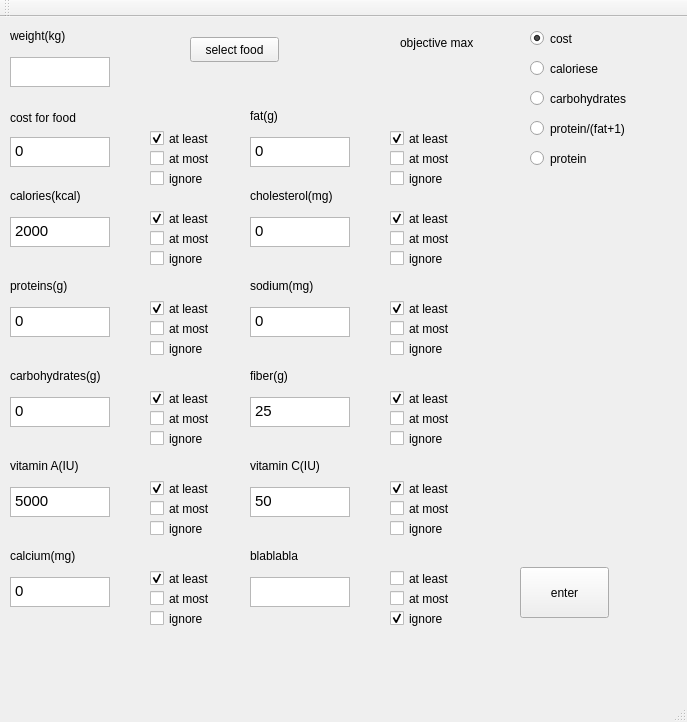
Qt form mainwindow.ui (chesteran/QTtest) before a commit.
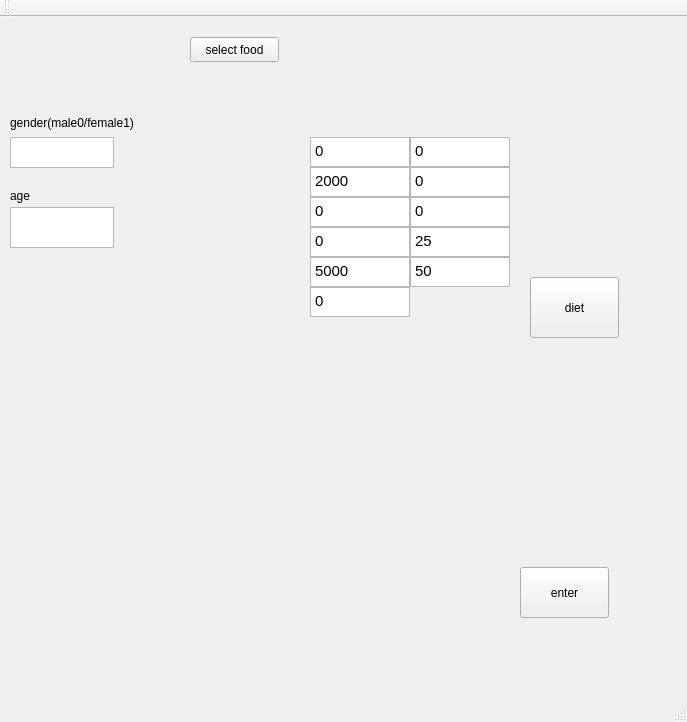
The same form after that commit.

The edit to the form file:
```diff
--- a/mainwindow.ui
+++ b/mainwindow.ui
@@ -27,46 +27,10 @@
      <string>enter</string>
     </property>
    </widget>
-   <widget class="QLabel" name="labelwg">
-    <property name="geometry">
-     <rect>
-      <x>10</x>
-      <y>10</y>
-      <width>81</width>
-      <height>17</height>
-     </rect>
-    </property>
-    <property name="text">
-     <string>weight(kg)</string>
-    </property>
-   </widget>
-   <widget class="QLabel" name="labelcost">
-    <property name="geometry">
-     <rect>
-      <x>10</x>
-      <y>90</y>
-      <width>101</width>
-      <height>21</height>
-     </rect>
-    </property>
-    <property name="text">
-     <string>cost for food</string>
-    </property>
-   </widget>
-   <widget class="QTextEdit" name="textEditwg">
-    <property name="geometry">
-     <rect>
-      <x>10</x>
-      <y>40</y>
-      <width>100</width>
-      <height>30</height>
-     </rect>
-    </property>
-   </widget>
    <widget class="QTextEdit" name="textEditcost">
     <property name="geometry">
      <rect>
-      <x>10</x>
+      <x>310</x>
       <y>120</y>
       <width>100</width>
       <height>30</height>
@@ -80,24 +44,11 @@
 &lt;p style=&quot; margin-top:0px; margin-bottom:0px; margin-left:0px; margin-right:0px; -qt-block-indent:0; text-indent:0px;&quot;&gt;0&lt;/p&gt;&lt;/body&gt;&lt;/html&gt;</string>
     </property>
    </widget>
-   <widget class="QLabel" name="labelcal">
-    <property name="geometry">
-     <rect>
-      <x>10</x>
-      <y>170</y>
-      <width>100</width>
-      <height>17</height>
-     </rect>
-    </property>
-    <property name="text">
-     <string>calories(kcal)</string>
-    </property>
-   </widget>
    <widget class="QTextEdit" name="textEditcal">
     <property name="geometry">
      <rect>
-      <x>10</x>
-      <y>200</y>
+      <x>310</x>
+      <y>150</y>
       <width>100</width>
       <height>30</height>
      </rect>
@@ -110,24 +61,11 @@
 &lt;p style=&quot; margin-top:0px; margin-bottom:0px; margin-left:0px; margin-right:0px; -qt-block-indent:0; text-indent:0px;&quot;&gt;2000&lt;/p&gt;&lt;/body&gt;&lt;/html&gt;</string>
     </property>
    </widget>
-   <widget class="QLabel" name="labelpro">
-    <property name="geometry">
-     <rect>
-      <x>10</x>
-      <y>260</y>
-      <width>100</width>
-      <height>17</height>
-     </rect>
-    </property>
-    <property name="text">
-     <string>proteins(g)</string>
-    </property>
-   </widget>
    <widget class="QTextEdit" name="textEditpro">
     <property name="geometry">
      <rect>
-      <x>10</x>
-      <y>290</y>
+      <x>310</x>
+      <y>180</y>
       <width>100</width>
       <height>30</height>
      </rect>
@@ -140,258 +78,10 @@
 &lt;p style=&quot; margin-top:0px; margin-bottom:0px; margin-left:0px; margin-right:0px; -qt-block-indent:0; text-indent:0px;&quot;&gt;0&lt;/p&gt;&lt;/body&gt;&lt;/html&gt;</string>
     </property>
    </widget>
-   <widget class="QLabel" name="label_5">
-    <property name="geometry">
-     <rect>
-      <x>400</x>
-      <y>10</y>
-      <width>101</width>
-      <height>31</height>
-     </rect>
-    </property>
-    <property name="text">
-     <string>objective max</string>
-    </property>
-   </widget>
-   <widget class="QRadioButton" name="radioButton_1">
-    <property name="geometry">
-     <rect>
-      <x>530</x>
-      <y>10</y>
-      <width>112</width>
-      <height>23</height>
-     </rect>
-    </property>
-    <property name="text">
-     <string>cost</string>
-    </property>
-    <property name="checked">
-     <bool>true</bool>
-    </property>
-   </widget>
-   <widget class="QRadioButton" name="radioButton_2">
-    <property name="geometry">
-     <rect>
-      <x>530</x>
-      <y>40</y>
-      <width>112</width>
-      <height>23</height>
-     </rect>
-    </property>
-    <property name="text">
-     <string>caloriese</string>
-    </property>
-   </widget>
-   <widget class="QRadioButton" name="radioButton_3">
-    <property name="geometry">
-     <rect>
-      <x>530</x>
-      <y>70</y>
-      <width>112</width>
-      <height>23</height>
-     </rect>
-    </property>
-    <property name="text">
-     <string>carbohydrates</string>
-    </property>
-   </widget>
-   <widget class="QRadioButton" name="radioButton_4">
-    <property name="geometry">
-     <rect>
-      <x>530</x>
-      <y>100</y>
-      <width>131</width>
-      <height>23</height>
-     </rect>
-    </property>
-    <property name="text">
-     <string>protein/(fat+1)</string>
-    </property>
-   </widget>
-   <widget class="QCheckBox" name="checkBox_7">
-    <property name="geometry">
-     <rect>
-      <x>150</x>
-      <y>210</y>
-      <width>92</width>
-      <height>23</height>
-     </rect>
-    </property>
-    <property name="text">
-     <string>at most</string>
-    </property>
-   </widget>
-   <widget class="QCheckBox" name="checkBox_8">
-    <property name="geometry">
-     <rect>
-      <x>150</x>
-      <y>190</y>
-      <width>92</width>
-      <height>23</height>
-     </rect>
-    </property>
-    <property name="text">
-     <string>at least</string>
-    </property>
-    <property name="checked">
-     <bool>true</bool>
-    </property>
-   </widget>
-   <widget class="QCheckBox" name="checkBox_9">
-    <property name="geometry">
-     <rect>
-      <x>150</x>
-      <y>230</y>
-      <width>92</width>
-      <height>23</height>
-     </rect>
-    </property>
-    <property name="text">
-     <string>ignore</string>
-    </property>
-    <property name="checked">
-     <bool>false</bool>
-    </property>
-   </widget>
-   <widget class="QCheckBox" name="checkBox_4">
-    <property name="geometry">
-     <rect>
-      <x>150</x>
-      <y>130</y>
-      <width>92</width>
-      <height>23</height>
-     </rect>
-    </property>
-    <property name="text">
-     <string>at most</string>
-    </property>
-   </widget>
-   <widget class="QCheckBox" name="checkBox_5">
-    <property name="geometry">
-     <rect>
-      <x>150</x>
-      <y>110</y>
-      <width>92</width>
-      <height>23</height>
-     </rect>
-    </property>
-    <property name="text">
-     <string>at least</string>
-    </property>
-    <property name="checked">
-     <bool>true</bool>
-    </property>
-   </widget>
-   <widget class="QCheckBox" name="checkBox_6">
-    <property name="geometry">
-     <rect>
-      <x>150</x>
-      <y>150</y>
-      <width>92</width>
-      <height>23</height>
-     </rect>
-    </property>
-    <property name="text">
-     <string>ignore</string>
-    </property>
-    <property name="checked">
-     <bool>false</bool>
-    </property>
-   </widget>
-   <widget class="QCheckBox" name="checkBox_10">
-    <property name="geometry">
-     <rect>
-      <x>150</x>
-      <y>300</y>
-      <width>92</width>
-      <height>23</height>
-     </rect>
-    </property>
-    <property name="text">
-     <string>at most</string>
-    </property>
-   </widget>
-   <widget class="QCheckBox" name="checkBox_11">
-    <property name="geometry">
-     <rect>
-      <x>150</x>
-      <y>280</y>
-      <width>92</width>
-      <height>23</height>
-     </rect>
-    </property>
-    <property name="text">
-     <string>at least</string>
-    </property>
-    <property name="checked">
-     <bool>true</bool>
-    </property>
-   </widget>
-   <widget class="QCheckBox" name="checkBox_12">
-    <property name="geometry">
-     <rect>
-      <x>150</x>
-      <y>320</y>
-      <width>92</width>
-      <height>23</height>
-     </rect>
-    </property>
-    <property name="text">
-     <string>ignore</string>
-    </property>
-    <property name="checked">
-     <bool>false</bool>
-    </property>
-   </widget>
-   <widget class="QCheckBox" name="checkBox_13">
-    <property name="geometry">
-     <rect>
-      <x>390</x>
-      <y>150</y>
-      <width>92</width>
-      <height>23</height>
-     </rect>
-    </property>
-    <property name="text">
-     <string>ignore</string>
-    </property>
-    <property name="checked">
-     <bool>false</bool>
-    </property>
-   </widget>
-   <widget class="QCheckBox" name="checkBox_14">
-    <property name="geometry">
-     <rect>
-      <x>390</x>
-      <y>130</y>
-      <width>92</width>
-      <height>23</height>
-     </rect>
-    </property>
-    <property name="text">
-     <string>at most</string>
-    </property>
-   </widget>
-   <widget class="QCheckBox" name="checkBox_15">
-    <property name="geometry">
-     <rect>
-      <x>390</x>
-      <y>110</y>
-      <width>92</width>
-      <height>23</height>
-     </rect>
-    </property>
-    <property name="text">
-     <string>at least</string>
-    </property>
-    <property name="checked">
-     <bool>true</bool>
-    </property>
-   </widget>
    <widget class="QTextEdit" name="textEditfat">
     <property name="geometry">
      <rect>
-      <x>250</x>
+      <x>410</x>
       <y>120</y>
       <width>100</width>
       <height>30</height>
@@ -405,69 +95,11 @@
 &lt;p style=&quot; margin-top:0px; margin-bottom:0px; margin-left:0px; margin-right:0px; -qt-block-indent:0; text-indent:0px;&quot;&gt;0&lt;/p&gt;&lt;/body&gt;&lt;/html&gt;</string>
     </property>
    </widget>
-   <widget class="QLabel" name="labelfat">
-    <property name="geometry">
-     <rect>
-      <x>250</x>
-      <y>90</y>
-      <width>100</width>
-      <height>17</height>
-     </rect>
-    </property>
-    <property name="text">
-     <string>fat(g)</string>
-    </property>
-   </widget>
-   <widget class="QCheckBox" name="checkBox_16">
-    <property name="geometry">
-     <rect>
-      <x>390</x>
-      <y>230</y>
-      <width>92</width>
-      <height>23</height>
-     </rect>
-    </property>
-    <property name="text">
-     <string>ignore</string>
-    </property>
-    <property name="checked">
-     <bool>false</bool>
-    </property>
-   </widget>
-   <widget class="QCheckBox" name="checkBox_17">
-    <property name="geometry">
-     <rect>
-      <x>390</x>
-      <y>210</y>
-      <width>92</width>
-      <height>23</height>
-     </rect>
-    </property>
-    <property name="text">
-     <string>at most</string>
-    </property>
-   </widget>
-   <widget class="QCheckBox" name="checkBox_18">
-    <property name="geometry">
-     <rect>
-      <x>390</x>
-      <y>190</y>
-      <width>92</width>
-      <height>23</height>
-     </rect>
-    </property>
-    <property name="text">
-     <string>at least</string>
-    </property>
-    <property name="checked">
-     <bool>true</bool>
-    </property>
-   </widget>
    <widget class="QTextEdit" name="textEditcho">
     <property name="geometry">
      <rect>
-      <x>250</x>
-      <y>200</y>
+      <x>410</x>
+      <y>150</y>
       <width>100</width>
       <height>30</height>
      </rect>
@@ -480,69 +112,11 @@
 &lt;p style=&quot; margin-top:0px; margin-bottom:0px; margin-left:0px; margin-right:0px; -qt-block-indent:0; text-indent:0px;&quot;&gt;0&lt;/p&gt;&lt;/body&gt;&lt;/html&gt;</string>
     </property>
    </widget>
-   <widget class="QLabel" name="labelcho">
-    <property name="geometry">
-     <rect>
-      <x>250</x>
-      <y>170</y>
-      <width>121</width>
-      <height>17</height>
-     </rect>
-    </property>
-    <property name="text">
-     <string>cholesterol(mg)</string>
-    </property>
-   </widget>
-   <widget class="QCheckBox" name="checkBox_19">
-    <property name="geometry">
-     <rect>
-      <x>390</x>
-      <y>320</y>
-      <width>92</width>
-      <height>23</height>
-     </rect>
-    </property>
-    <property name="text">
-     <string>ignore</string>
-    </property>
-    <property name="checked">
-     <bool>false</bool>
-    </property>
-   </widget>
-   <widget class="QCheckBox" name="checkBox_20">
-    <property name="geometry">
-     <rect>
-      <x>390</x>
-      <y>300</y>
-      <width>92</width>
-      <height>23</height>
-     </rect>
-    </property>
-    <property name="text">
-     <string>at most</string>
-    </property>
-   </widget>
-   <widget class="QCheckBox" name="checkBox_21">
-    <property name="geometry">
-     <rect>
-      <x>390</x>
-      <y>280</y>
-      <width>92</width>
-      <height>23</height>
-     </rect>
-    </property>
-    <property name="text">
-     <string>at least</string>
-    </property>
-    <property name="checked">
-     <bool>true</bool>
-    </property>
-   </widget>
    <widget class="QTextEdit" name="textEditna">
     <property name="geometry">
      <rect>
-      <x>250</x>
-      <y>290</y>
+      <x>410</x>
+      <y>180</y>
       <width>100</width>
       <height>30</height>
      </rect>
@@ -555,85 +129,11 @@
 &lt;p style=&quot; margin-top:0px; margin-bottom:0px; margin-left:0px; margin-right:0px; -qt-block-indent:0; text-indent:0px;&quot;&gt;0&lt;/p&gt;&lt;/body&gt;&lt;/html&gt;</string>
     </property>
    </widget>
-   <widget class="QLabel" name="labelna">
-    <property name="geometry">
-     <rect>
-      <x>250</x>
-      <y>260</y>
-      <width>100</width>
-      <height>17</height>
-     </rect>
-    </property>
-    <property name="text">
-     <string>sodium(mg)</string>
-    </property>
-   </widget>
-   <widget class="QCheckBox" name="checkBox_22">
-    <property name="geometry">
-     <rect>
-      <x>150</x>
-      <y>410</y>
-      <width>92</width>
-      <height>23</height>
-     </rect>
-    </property>
-    <property name="text">
-     <string>ignore</string>
-    </property>
-    <property name="checked">
-     <bool>false</bool>
-    </property>
-   </widget>
-   <widget class="QCheckBox" name="checkBox_23">
-    <property name="geometry">
-     <rect>
-      <x>390</x>
-      <y>410</y>
-      <width>92</width>
-      <height>23</height>
-     </rect>
-    </property>
-    <property name="text">
-     <string>ignore</string>
-    </property>
-    <property name="checked">
-     <bool>false</bool>
-    </property>
-   </widget>
-   <widget class="QCheckBox" name="checkBox_24">
-    <property name="geometry">
-     <rect>
-      <x>390</x>
-      <y>390</y>
-      <width>92</width>
-      <height>23</height>
-     </rect>
-    </property>
-    <property name="text">
-     <string>at most</string>
-    </property>
-   </widget>
-   <widget class="QCheckBox" name="checkBox_25">
-    <property name="geometry">
-     <rect>
-      <x>390</x>
-      <y>370</y>
-      <width>92</width>
-      <height>23</height>
-     </rect>
-    </property>
-    <property name="text">
-     <string>at least</string>
-    </property>
-    <property name="checked">
-     <bool>true</bool>
-    </property>
-   </widget>
    <widget class="QTextEdit" name="textEditfib">
     <property name="geometry">
      <rect>
-      <x>250</x>
-      <y>380</y>
+      <x>410</x>
+      <y>210</y>
       <width>100</width>
       <height>30</height>
      </rect>
@@ -646,53 +146,11 @@
 &lt;p style=&quot; margin-top:0px; margin-bottom:0px; margin-left:0px; margin-right:0px; -qt-block-indent:0; text-indent:0px;&quot;&gt;25&lt;/p&gt;&lt;/body&gt;&lt;/html&gt;</string>
     </property>
    </widget>
-   <widget class="QCheckBox" name="checkBox_26">
-    <property name="geometry">
-     <rect>
-      <x>150</x>
-      <y>390</y>
-      <width>92</width>
-      <height>23</height>
-     </rect>
-    </property>
-    <property name="text">
-     <string>at most</string>
-    </property>
-   </widget>
-   <widget class="QCheckBox" name="checkBox_27">
-    <property name="geometry">
-     <rect>
-      <x>150</x>
-      <y>370</y>
-      <width>92</width>
-      <height>23</height>
-     </rect>
-    </property>
-    <property name="text">
-     <string>at least</string>
-    </property>
-    <property name="checked">
-     <bool>true</bool>
-    </property>
-   </widget>
-   <widget class="QLabel" name="labelfib">
-    <property name="geometry">
-     <rect>
-      <x>250</x>
-      <y>350</y>
-      <width>100</width>
-      <height>17</height>
-     </rect>
-    </property>
-    <property name="text">
-     <string>fiber(g)</string>
-    </property>
-   </widget>
    <widget class="QTextEdit" name="textEditcar">
     <property name="geometry">
      <rect>
-      <x>10</x>
-      <y>380</y>
+      <x>310</x>
+      <y>210</y>
       <width>100</width>
       <height>30</height>
      </rect>
@@ -705,85 +163,11 @@
 &lt;p style=&quot; margin-top:0px; margin-bottom:0px; margin-left:0px; margin-right:0px; -qt-block-indent:0; text-indent:0px;&quot;&gt;0&lt;/p&gt;&lt;/body&gt;&lt;/html&gt;</string>
     </property>
    </widget>
-   <widget class="QLabel" name="labelcar">
-    <property name="geometry">
-     <rect>
-      <x>10</x>
-      <y>350</y>
-      <width>121</width>
-      <height>17</height>
-     </rect>
-    </property>
-    <property name="text">
-     <string>carbohydrates(g)</string>
-    </property>
-   </widget>
-   <widget class="QCheckBox" name="checkBox_28">
-    <property name="geometry">
-     <rect>
-      <x>150</x>
-      <y>500</y>
-      <width>92</width>
-      <height>23</height>
-     </rect>
-    </property>
-    <property name="text">
-     <string>ignore</string>
-    </property>
-    <property name="checked">
-     <bool>false</bool>
-    </property>
-   </widget>
-   <widget class="QCheckBox" name="checkBox_29">
-    <property name="geometry">
-     <rect>
-      <x>390</x>
-      <y>500</y>
-      <width>92</width>
-      <height>23</height>
-     </rect>
-    </property>
-    <property name="text">
-     <string>ignore</string>
-    </property>
-    <property name="checked">
-     <bool>false</bool>
-    </property>
-   </widget>
-   <widget class="QCheckBox" name="checkBox_30">
-    <property name="geometry">
-     <rect>
-      <x>390</x>
-      <y>480</y>
-      <width>92</width>
-      <height>23</height>
-     </rect>
-    </property>
-    <property name="text">
-     <string>at most</string>
-    </property>
-   </widget>
-   <widget class="QCheckBox" name="checkBox_31">
-    <property name="geometry">
-     <rect>
-      <x>390</x>
-      <y>460</y>
-      <width>92</width>
-      <height>23</height>
-     </rect>
-    </property>
-    <property name="text">
-     <string>at least</string>
-    </property>
-    <property name="checked">
-     <bool>true</bool>
-    </property>
-   </widget>
    <widget class="QTextEdit" name="textEditvitC">
     <property name="geometry">
      <rect>
-      <x>250</x>
-      <y>470</y>
+      <x>410</x>
+      <y>240</y>
       <width>100</width>
       <height>30</height>
      </rect>
@@ -796,53 +180,11 @@
 &lt;p style=&quot; margin-top:0px; margin-bottom:0px; margin-left:0px; margin-right:0px; -qt-block-indent:0; text-indent:0px;&quot;&gt;50&lt;/p&gt;&lt;/body&gt;&lt;/html&gt;</string>
     </property>
    </widget>
-   <widget class="QCheckBox" name="checkBox_32">
-    <property name="geometry">
-     <rect>
-      <x>150</x>
-      <y>480</y>
-      <width>92</width>
-      <height>23</height>
-     </rect>
-    </property>
-    <property name="text">
-     <string>at most</string>
-    </property>
-   </widget>
-   <widget class="QCheckBox" name="checkBox_33">
-    <property name="geometry">
-     <rect>
-      <x>150</x>
-      <y>460</y>
-      <width>92</width>
-      <height>23</height>
-     </rect>
-    </property>
-    <property name="text">
-     <string>at least</string>
-    </property>
-    <property name="checked">
-     <bool>true</bool>
-    </property>
-   </widget>
-   <widget class="QLabel" name="labelvitC">
-    <property name="geometry">
-     <rect>
-      <x>250</x>
-      <y>440</y>
-      <width>100</width>
-      <height>17</height>
-     </rect>
-    </property>
-    <property name="text">
-     <string>vitamin C(IU)</string>
-    </property>
-   </widget>
    <widget class="QTextEdit" name="textEditvitA">
     <property name="geometry">
      <rect>
-      <x>10</x>
-      <y>470</y>
+      <x>310</x>
+      <y>240</y>
       <width>100</width>
       <height>30</height>
      </rect>
@@ -855,134 +197,11 @@
 &lt;p style=&quot; margin-top:0px; margin-bottom:0px; margin-left:0px; margin-right:0px; -qt-block-indent:0; text-indent:0px;&quot;&gt;5000&lt;/p&gt;&lt;/body&gt;&lt;/html&gt;</string>
     </property>
    </widget>
-   <widget class="QLabel" name="labelvitA">
-    <property name="geometry">
-     <rect>
-      <x>10</x>
-      <y>440</y>
-      <width>100</width>
-      <height>17</height>
-     </rect>
-    </property>
-    <property name="text">
-     <string>vitamin A(IU)</string>
-    </property>
-   </widget>
-   <widget class="QCheckBox" name="checkBox_34">
-    <property name="geometry">
-     <rect>
-      <x>150</x>
-      <y>590</y>
-      <width>92</width>
-      <height>23</height>
-     </rect>
-    </property>
-    <property name="text">
-     <string>ignore</string>
-    </property>
-    <property name="checked">
-     <bool>false</bool>
-    </property>
-   </widget>
-   <widget class="QCheckBox" name="checkBox_35">
-    <property name="geometry">
-     <rect>
-      <x>390</x>
-      <y>590</y>
-      <width>92</width>
-      <height>23</height>
-     </rect>
-    </property>
-    <property name="text">
-     <string>ignore</string>
-    </property>
-    <property name="checked">
-     <bool>true</bool>
-    </property>
-   </widget>
-   <widget class="QCheckBox" name="checkBox_36">
-    <property name="geometry">
-     <rect>
-      <x>390</x>
-      <y>570</y>
-      <width>92</width>
-      <height>23</height>
-     </rect>
-    </property>
-    <property name="text">
-     <string>at most</string>
-    </property>
-   </widget>
-   <widget class="QCheckBox" name="checkBox_37">
-    <property name="geometry">
-     <rect>
-      <x>390</x>
-      <y>550</y>
-      <width>92</width>
-      <height>23</height>
-     </rect>
-    </property>
-    <property name="text">
-     <string>at least</string>
-    </property>
-   </widget>
-   <widget class="QTextEdit" name="textEdit_12">
-    <property name="geometry">
-     <rect>
-      <x>250</x>
-      <y>560</y>
-      <width>100</width>
-      <height>30</height>
-     </rect>
-    </property>
-   </widget>
-   <widget class="QCheckBox" name="checkBox_38">
-    <property name="geometry">
-     <rect>
-      <x>150</x>
-      <y>570</y>
-      <width>92</width>
-      <height>23</height>
-     </rect>
-    </property>
-    <property name="text">
-     <string>at most</string>
-    </property>
-   </widget>
-   <widget class="QCheckBox" name="checkBox_39">
-    <property name="geometry">
-     <rect>
-      <x>150</x>
-      <y>550</y>
-      <width>92</width>
-      <height>23</height>
-     </rect>
-    </property>
-    <property name="text">
-     <string>at least</string>
-    </property>
-    <property name="checked">
-     <bool>true</bool>
-    </property>
-   </widget>
-   <widget class="QLabel" name="label_13">
-    <property name="geometry">
-     <rect>
-      <x>250</x>
-      <y>530</y>
-      <width>100</width>
-      <height>17</height>
-     </rect>
-    </property>
-    <property name="text">
-     <string>blablabla</string>
-    </property>
-   </widget>
    <widget class="QTextEdit" name="textEditca">
     <property name="geometry">
      <rect>
-      <x>10</x>
-      <y>560</y>
+      <x>310</x>
+      <y>270</y>
       <width>100</width>
       <height>30</height>
      </rect>
@@ -995,32 +214,6 @@
 &lt;p style=&quot; margin-top:0px; margin-bottom:0px; margin-left:0px; margin-right:0px; -qt-block-indent:0; text-indent:0px;&quot;&gt;0&lt;/p&gt;&lt;/body&gt;&lt;/html&gt;</string>
     </property>
    </widget>
-   <widget class="QLabel" name="labelca">
-    <property name="geometry">
-     <rect>
-      <x>10</x>
-      <y>530</y>
-      <width>100</width>
-      <height>17</height>
-     </rect>
-    </property>
-    <property name="text">
-     <string>calcium(mg)</string>
-    </property>
-   </widget>
-   <widget class="QRadioButton" name="radioButton_9">
-    <property name="geometry">
-     <rect>
-      <x>530</x>
-      <y>130</y>
-      <width>112</width>
-      <height>23</height>
-     </rect>
-    </property>
-    <property name="text">
-     <string>protein</string>
-    </property>
-   </widget>
    <widget class="QPushButton" name="pushButton_2">
     <property name="geometry">
      <rect>
@@ -1034,6 +227,65 @@
      <string>select food</string>
     </property>
    </widget>
+   <widget class="QPushButton" name="pushButton_3">
+    <property name="geometry">
+     <rect>
+      <x>530</x>
+      <y>260</y>
+      <width>89</width>
+      <height>61</height>
+     </rect>
+    </property>
+    <property name="text">
+     <string>diet</string>
+    </property>
+   </widget>
+   <widget class="QLabel" name="label">
+    <property name="geometry">
+     <rect>
+      <x>10</x>
+      <y>90</y>
+      <width>191</width>
+      <height>31</height>
+     </rect>
+    </property>
+    <property name="text">
+     <string>gender(male0/female1)</string>
+    </property>
+   </widget>
+   <widget class="QTextEdit" name="textgender">
+    <property name="geometry">
+     <rect>
+      <x>10</x>
+      <y>120</y>
+      <width>104</width>
+      <height>31</height>
+     </rect>
+    </property>
+   </widget>
+   <widget class="QLabel" name="label_2">
+    <property name="geometry">
+     <rect>
+      <x>10</x>
+      <y>170</y>
+      <width>67</width>
+      <height>17</height>
+     </rect>
+    </property>
+    <property name="text">
+     <string>age</string>
+    </property>
+   </widget>
+   <widget class="QTextEdit" name="textage">
+    <property name="geometry">
+     <rect>
+      <x>10</x>
+      <y>190</y>
+      <width>104</width>
+      <height>41</height>
+     </rect>
+    </property>
+   </widget>
   </widget>
   <widget class="QMenuBar" name="menuBar">
    <property name="geometry">
```
